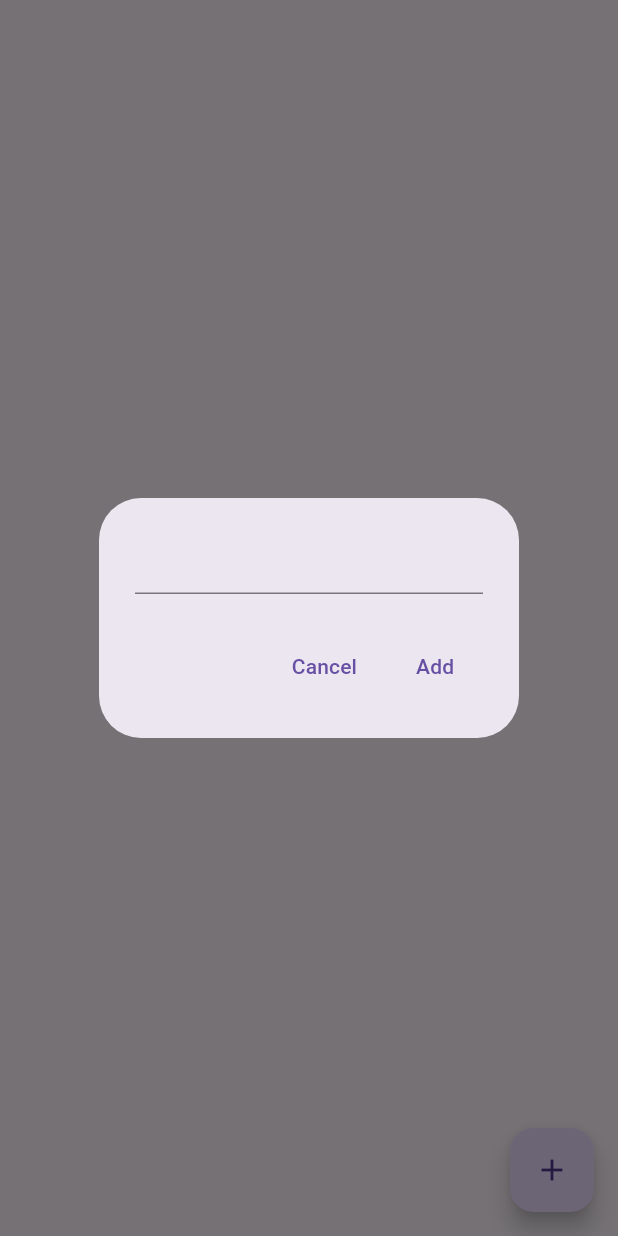
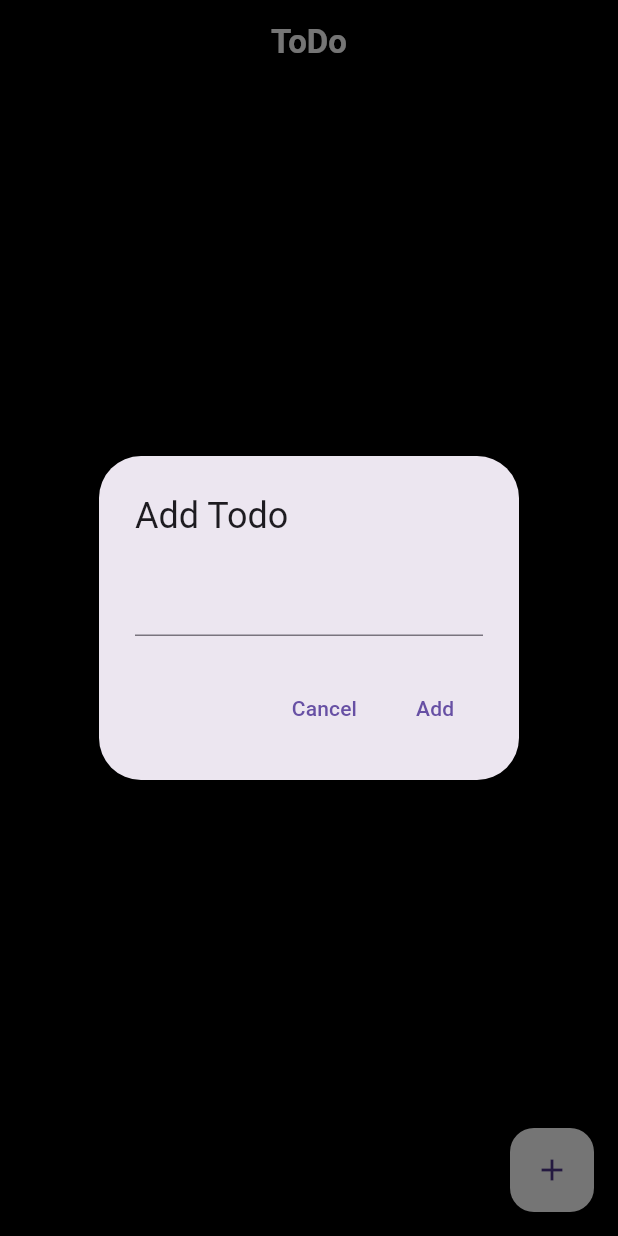
Before and after one commit to agamairi/bloc_todo_app, a Flutter app: the screen it shows after launch, after a tap on the "add" icon, on a phone screen of 412 x 824 dp. Run offline on Flutter 3.47's test engine with Material 3 defaults, Android fonts, the phone set to English and light mode, and no system bars; our stand-ins replace flutter_bloc, isar; accounts and stored records are empty; generated files the repository leaves out were written again.

Commit message:
modifying app colors to a darker color

```diff
--- a/lib/presentation/todo_view.dart
+++ b/lib/presentation/todo_view.dart
@@ -15,6 +15,7 @@ class TodoView extends StatelessWidget {
         context: context,
         builder: (BuildContext context) {
           return AlertDialog(
+            title: const Text('Add Todo'),
             content: TextField(
               controller: task,
             ),
@@ -41,7 +42,20 @@ class TodoView extends StatelessWidget {
   Widget build(BuildContext context) {
     final todoCubit = context.read<TodoCubit>();
     return Scaffold(
+      backgroundColor: Colors.black,
+      appBar: AppBar(
+        title: const Text(
+          'ToDo',
+          style: TextStyle(
+            fontWeight: FontWeight.bold,
+            color: Colors.white,
+          ),
+        ),
+        centerTitle: true,
+        backgroundColor: Colors.black,
+      ),
       floatingActionButton: FloatingActionButton(
+        backgroundColor: Colors.white,
         child: const Icon(Icons.add),
         onPressed: () => _showAddTodo(context),
       ),
@@ -51,19 +65,17 @@ class TodoView extends StatelessWidget {
           itemBuilder: (context, index) {
             final todo = todos[index];
             return ListTile(
-              title: Text(todo.desc),
-              trailing: Row(
-                children: [
-                  Checkbox(
+              leading: Checkbox(
                 value: todo.isComplete,
                 onChanged: (value) {
                   todoCubit.toggleComplete(todo);
                 },
               ),
-                  const SizedBox(
-                    width: 10,
+              title: Text(
+                todo.desc,
+                style: const TextStyle(color: Colors.white),
               ),
-                  IconButton(
+              trailing: IconButton(
                 onPressed: () {
                   todoCubit.deleteTodo(todo);
                 },
@@ -72,8 +84,6 @@ class TodoView extends StatelessWidget {
                   color: Colors.red,
                 ),
               ),
-                ],
-              ),
             );
           },
         );
```
Lines whose indentation alone changed are shown as unchanged.
